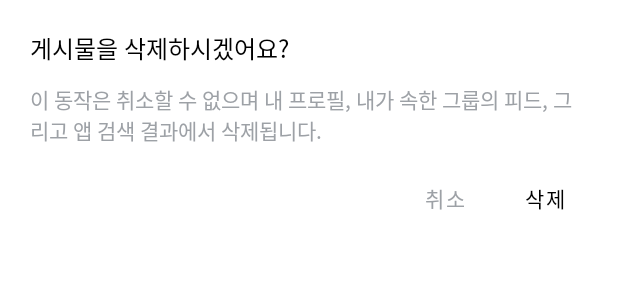
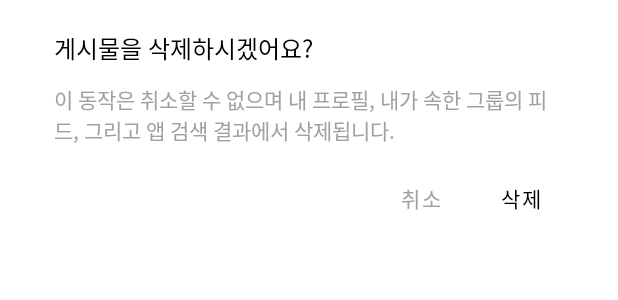
Before and after one commit to dnd-side-project/dnd-8th-4-android, an Android app: the layout dialog_fragment_remove.xml on its own in the app's theme, with its tools: preview values and no code run, on a phone screen of 412 x 824 dp. Shown: the top 300 px of the screen. Run offline under Robolectric (Android 15) with nearby library versions, the phone set to English and light mode, and no system bars.

Commit message:
#16 [feat] 게시물 삭제 다이얼로그 연결

```diff
--- a/app/src/main/res/layout/dialog_fragment_remove.xml
+++ b/app/src/main/res/layout/dialog_fragment_remove.xml
@@ -7,21 +7,22 @@
 
     <LinearLayout
         android:layout_width="wrap_content"
-        android:layout_height="329dp"
+        android:layout_height="wrap_content"
         android:background="@drawable/inset_ffffff_radius_10_16"
         android:orientation="vertical"
-        android:padding="20dp">
+        android:paddingHorizontal="36dp"
+        android:paddingVertical="20dp">
 
         <TextView
             style="@style/TextView.Body.16.M"
-            android:layout_width="wrap_content"
+            android:layout_width="match_parent"
             android:layout_height="wrap_content"
             android:text="@string/post_remove_title"
             android:textColor="@color/black" />
 
         <TextView
             style="@style/TextView.Body.14.R"
-            android:layout_width="wrap_content"
+            android:layout_width="match_parent"
             android:layout_height="wrap_content"
             android:layout_marginTop="12dp"
             android:text="@string/post_remove_content"
@@ -31,10 +32,15 @@
             android:layout_width="match_parent"
             android:layout_height="wrap_content"
             android:layout_marginTop="20dp"
-            android:gravity="end"
             android:orientation="horizontal">
 
+            <View
+                android:layout_width="0dp"
+                android:layout_height="0dp"
+                android:layout_weight="1" />
+
             <com.google.android.material.button.MaterialButton
+                android:id="@+id/btn_close"
                 style="@style/MaterialButton.14.sb"
                 android:layout_width="wrap_content"
                 android:layout_height="wrap_content"
```
Also changed, not shown: app/src/main/java/com/dnd_8th_4_android/wery/presentation/ui/base/BaseDialogFragment.kt (added, +54 -0 lines), app/src/main/java/com/dnd_8th_4_android/wery/presentation/ui/home/view/PopupBottomDialogDialog.kt (+4 -6 lines), app/src/main/java/com/dnd_8th_4_android/wery/presentation/ui/home/view/PostRemoveDialog.kt (added, +15 -0 lines), app/src/main/res/layout/bottom_dialog_popup.xml (+56 -17 lines).
